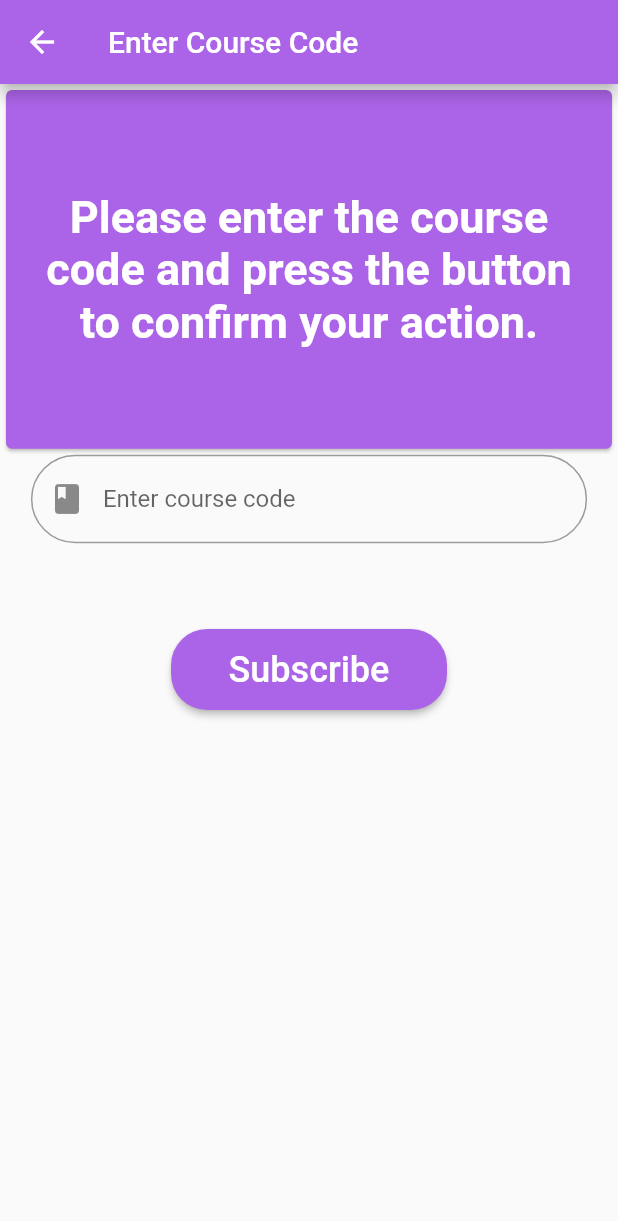
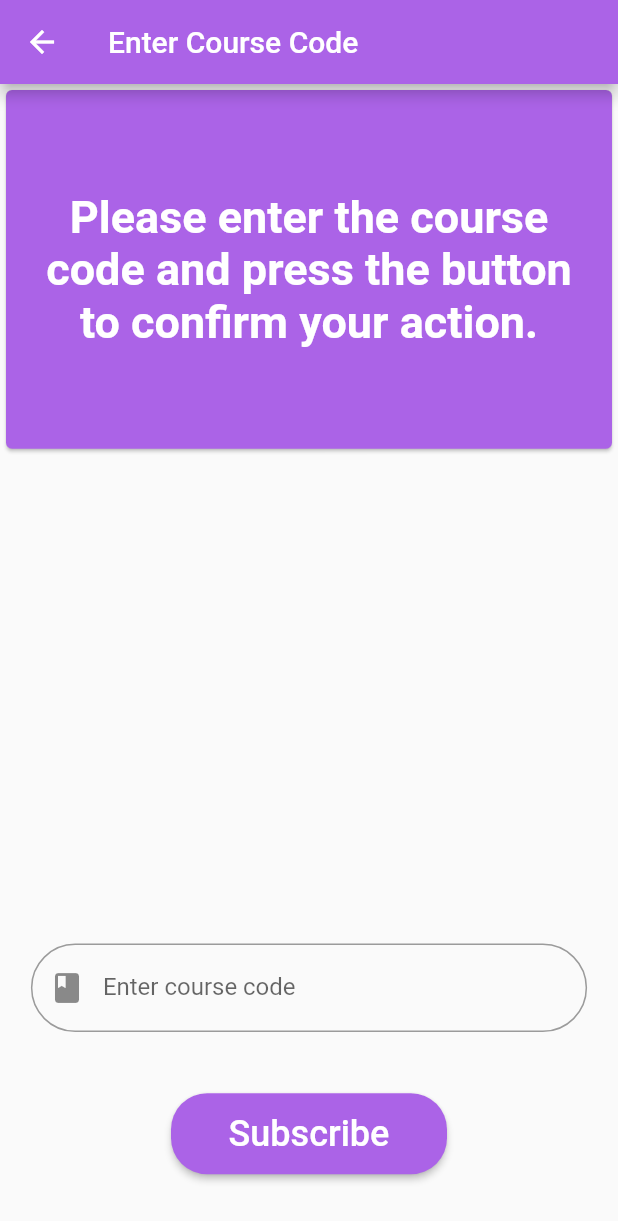
Before and after one commit to EarthLight72100/Jeson-Repository, a Flutter app: the HomeScreen screen opened by its route, after a tap on the "add" icon, on a phone screen of 412 x 824 dp. Shown: the top 1221 px of the screen. Run offline on Flutter 3.47's test engine with Material 2 defaults, Android fonts, the phone set to English and light mode, and no system bars; our stand-ins replace firebase_auth, firebase_core, firebase_database, font_awesome_flutter, table_calendar; accounts and stored records are empty.

Commit message:
Work for 4/3/23

```diff
--- a/jeson-new-app-main/lib/Student Screens/add_course.dart
+++ b/jeson-new-app-main/lib/Student Screens/add_course.dart
@@ -39,12 +39,13 @@ class AddCourseState extends State<AddCoursePage> {
   @override
   Widget build(BuildContext context) {
     return Scaffold(
+      // resizeToAvoidBottomInset: false,
       appBar: AppBar(
         title: const Text("Enter Course Code"),
       ),
       body: Center(
         child: Column(
-          mainAxisAlignment: MainAxisAlignment.start,
+          mainAxisAlignment: MainAxisAlignment.spaceBetween,
           children: [
             // Padding(
             //   padding: const EdgeInsets.all(8.0),
@@ -74,6 +75,7 @@ class AddCourseState extends State<AddCoursePage> {
                     )),
               ),
             ),
+
             Form(
               key: _formKey,
               child: Column(
@@ -157,7 +159,7 @@ class AddCourseState extends State<AddCoursePage> {
                   //   ),
 
                   SizedBox(
-                    height: SizeConfig.blockSizeVertical! * 5,
+                    height: SizeConfig.blockSizeVertical! * 3,
                   ),
 
                   (_singleton.status == "subscribing")
@@ -174,7 +176,7 @@ class AddCourseState extends State<AddCoursePage> {
 
                                 DatabaseReference ref = FirebaseDatabase
                                     .instance
-                                    .ref("courses/${courseCode}");
+                                    .ref("courses/$courseCode");
                                 DataSnapshot info = await ref.get();
                                 // print("Here are the contents: ");
                                 // print(info.key);
@@ -240,6 +242,7 @@ class AddCourseState extends State<AddCoursePage> {
                             ),
                           ),
                         ),
+                  SizedBox(height: SizeConfig.blockSizeVertical! * 5)
                 ],
               ),
             )
--- a/jeson-new-app-main/lib/home.dart
+++ b/jeson-new-app-main/lib/home.dart
@@ -24,33 +24,34 @@ class _HomeScreenState extends State<HomeScreen> {
   final Singleton _singleton = Singleton();
 
   Database db = Database();
-  List<Map>? courses;
+  // List<Map>? courses;
   // final ScrollController _scrollbarControllerClasses = ScrollController();
 
   @override
   void initState() {
     super.initState();
 
-    getCourses();
+    // getCourses();
   }
 
-  void getCourses() async {
-    db.getCourses().then((data) {
-      if (data != null) {
-        if (mounted) {
-          setState(() {
-            courses = data;
-          });
-        }
-        // print(courses);
-      }
-    });
-  }
+  // void getCourses() async {
+  //   db.getCourses().then((data) {
+  //     if (data != null) {
+  //       if (mounted) {
+  //         setState(() {
+  //           courses = data;
+  //         });
+  //       }
+  //       // print(courses);
+  //     }
+  //   });
+  // }
 
   StreamSubscription<DatabaseEvent>? announcementsListener;
   StreamSubscription<DatabaseEvent>? userDataListener;
   List<DataSnapshot> announcements = [];
   List<DataSnapshot> classes = [];
+  Map<dynamic, dynamic> courses = {};
 
   @override
   Widget build(BuildContext context) {
@@ -100,6 +101,11 @@ class _HomeScreenState extends State<HomeScreen> {
               DataSnapshot info = await ref.child("courses/${item.key}").get();
               classes.add(info);
             }
+          } else if (child.key == "courses") {
+            var items = child.children;
+            for (final item in items) {
+              // courses?.add(item);
+            }
           }
           if (mounted) setState(() {});
         }
@@ -108,7 +114,13 @@ class _HomeScreenState extends State<HomeScreen> {
 
     // print(courses);
 
-    return Scaffold(
+    // if (_singleton.accountType == "Student") {
+    //   print("Student");
+    // } else {
+    //   print("Instructor");
+    // }
+
+    return (_singleton.accountType == "Student") ? Scaffold(
       appBar: AppBar(
         automaticallyImplyLeading: false,
         title: Row(children: [
@@ -237,6 +249,26 @@ class _HomeScreenState extends State<HomeScreen> {
           ],
         ),
       ),
+    ) : Scaffold(
+      appBar: AppBar(
+        title: Text("Courses"),
+        actions: [
+          IconButton(
+              onPressed: () {},
+              icon: const Icon(Icons.add, color: Colors.white))
+        ],
+      ),
+      body: SafeArea(
+        child: ListView(
+          padding: const EdgeInsets.only(
+              left: 20, right: 20, top: 10, bottom: 10),
+          scrollDirection: Axis.vertical,
+          children: announcements
+              .map((item) =>
+                  AnnouncementEntry(announcement: item))
+              .toList(),
+        ),
+      ),
     );
   }
 }
@@ -261,7 +293,7 @@ class AnnouncementEntry extends StatelessWidget {
     }
     return SizedBox(
         width: SizeConfig.blockSizeHorizontal! * 75,
-        height: SizeConfig.blockSizeVertical! * 10,
+        height: SizeConfig.blockSizeVertical! * 12,
         child: Card(
           color: const Color.fromARGB(239, 255, 255, 255),
           child: Padding(
@@ -305,7 +337,7 @@ class ClassEntry extends StatelessWidget {
     }
     return SizedBox(
         width: SizeConfig.blockSizeHorizontal! * 75,
-        height: 108,
+        height: SizeConfig.blockSizeVertical! * 12,
         child: Card(
           color: const Color.fromARGB(239, 255, 255, 255),
           child: Padding(
@@ -328,3 +360,49 @@ class ClassEntry extends StatelessWidget {
         ));
   }
 }
+
+// Instructor Cards below
+class CourseEntry extends StatelessWidget {
+  final DataSnapshot course;
+  const CourseEntry({super.key, required this.course});
+
+  @override
+  Widget build(BuildContext context) {
+    String name = "";
+    String courseCode = "";
+    String date = "";
+
+    courseCode = course.key!;
+    for (final child in course.children) {
+      if (child.key == "name") {
+        name = child.value as String;
+      } else if (child.key == "date") {
+        date = child.value as String;
+      }
+    }
+
+    return SizedBox(
+      width: SizeConfig.blockSizeHorizontal! * 75,
+      height: SizeConfig.blockSizeVertical! * 12,
+      child: Card(
+        color: const Color.fromARGB(239, 255, 255, 255),
+        child: Padding(
+          padding: const EdgeInsets.all(8.0),
+          child: InkWell(
+            onTap: () {},
+            child: Column(
+              mainAxisAlignment: MainAxisAlignment.start,
+              crossAxisAlignment: CrossAxisAlignment.start,
+              children: [
+                Text("$name, $date"),
+                Text(
+                  courseCode,
+                  maxLines: 4,
+                )
+              ],
+            ),
+          ),
+        ),
+      ));
+  }
+}
--- a/jeson-new-app-main/lib/initialization.dart
+++ b/jeson-new-app-main/lib/initialization.dart
@@ -28,6 +28,8 @@ class InitializationScreen extends StatelessWidget {
             // print("qwer: ${snapshot.data?.value}");
             if (snapshot.data != null) {
                 _singleton.userData = snapshot.data;
+                _singleton.accountType = snapshot.data?.child("accountType").value as String;
+                print("user is a ${_singleton.accountType}");
             }
 
             return const HomeScreen(credential: null);
--- a/jeson-new-app-main/lib/singleton.dart
+++ b/jeson-new-app-main/lib/singleton.dart
@@ -12,5 +12,6 @@ class Singleton {
   }
 
   DataSnapshot? userData;
+  String accountType = "Student";
   String status = "viewing";
 }
```
